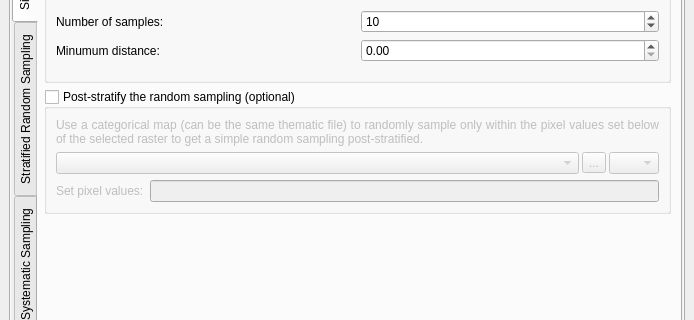
Old version of the form ui/acatama_dockwidget.ui in the repository SMByC/AcATaMa; both pictures show x 0 to 694 and y 246 to 566 of the 694 by 1322 pixel window.
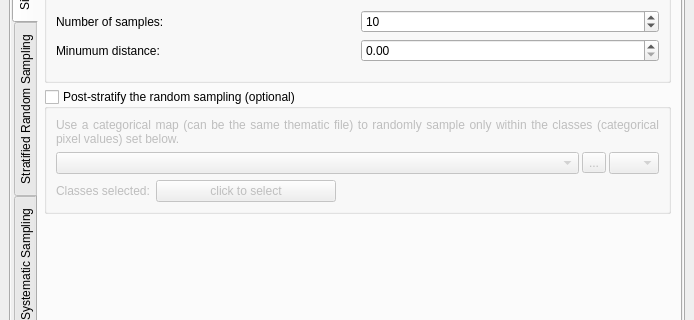
New version of the form. Icons and pictures are not drawn. Custom widgets are drawn as their Qt base class.

Commit message: New dialog for easier selection the classes from categorical map to post-stratify the simple and systematic sampling

What changed in the file:
```diff
--- a/ui/acatama_dockwidget.ui
+++ b/ui/acatama_dockwidget.ui
@@ -324,7 +324,7 @@
                          <item>
                           <widget class="QLabel" name="label_12">
                            <property name="text">
-                            <string>Use a categorical map (can be the same thematic file) to randomly sample only within the pixel values set below of the selected raster to get a simple random sampling post-stratified.</string>
+                            <string>Use a categorical map (can be the same thematic file) to randomly sample only within the classes (categorical pixel values) set below.</string>
                            </property>
                            <property name="alignment">
                             <set>Qt::AlignJustify|Qt::AlignVCenter</set>
@@ -421,17 +421,39 @@
                             <item>
                              <widget class="QLabel" name="label_13">
                               <property name="text">
-                               <string>Set pixel values:</string>
+                               <string>Classes selected:</string>
                               </property>
                              </widget>
                             </item>
                             <item>
-                             <widget class="QLineEdit" name="pixelValuesCategMap_SimpRS">
-                              <property name="toolTip">
-                               <string>Enter multiple pixel values separated by comma</string>
+                             <widget class="QPushButton" name="QPBtn_CategMapClassesSelection_SimpRS">
+                              <property name="minimumSize">
+                               <size>
+                                <width>180</width>
+                                <height>0</height>
+                               </size>
                               </property>
+                              <property name="cursor">
+                               <cursorShape>PointingHandCursor</cursorShape>
+                              </property>
+                              <property name="text">
+                               <string>click to select</string>
+                              </property>
                              </widget>
                             </item>
+                            <item>
+                             <spacer name="horizontalSpacer_6">
+                              <property name="orientation">
+                               <enum>Qt::Horizontal</enum>
+                              </property>
+                              <property name="sizeHint" stdset="0">
+                               <size>
+                                <width>40</width>
+                                <height>20</height>
+                               </size>
+                              </property>
+                             </spacer>
+                            </item>
                            </layout>
                           </widget>
                          </item>
```
Left out of the diff: 32 changed lines with no effect on the pictures. The commit also changes 12 other files.
